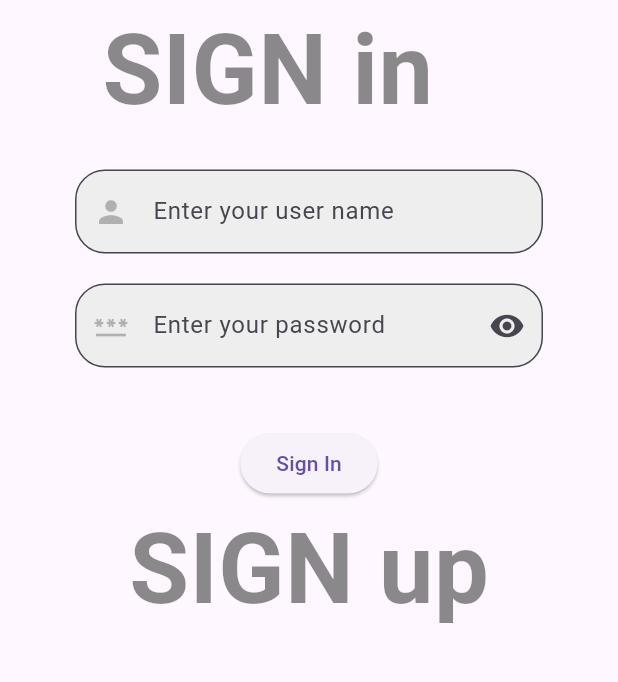
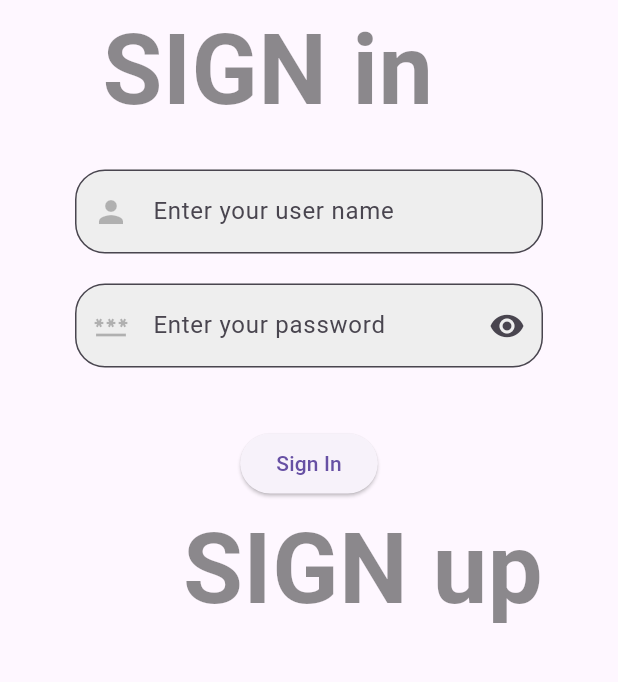
Before and after one commit to Ratndeep1999/to_do_app, a Flutter app: the screen it shows after launch, on a phone screen of 412 x 824 dp, the part 84-766 px from its top. Run offline on Flutter 3.47's test engine with Material 3 defaults, Android fonts, the phone set to English and light mode, and no system bars.

Commit message:
sign_in_page.dart : sign_up add and sign_up Text add and make it clickable,

```diff
--- a/lib/sign_in_page.dart
+++ b/lib/sign_in_page.dart
@@ -154,14 +154,17 @@ class _SignInPageState extends State<SignInPage> {
                     ),
 
                     /// Sign up
-                    SizedBox(
+                    InkWell(
+                      child: SizedBox(
+                        width: MediaQuery.of(context).size.width,
                         child: Text(
                           'SIGN up',
-                        // textDirection: TextDirection.rtl,
+                          textDirection: TextDirection.rtl,
                           style: TextStyle(
                             fontSize: 65,
                             fontWeight: FontWeight.w600,
                             color: Colors.black45,
+                          ),
                         ),
                       ),
                     ),
```
Lines whose indentation alone changed are shown as unchanged.
